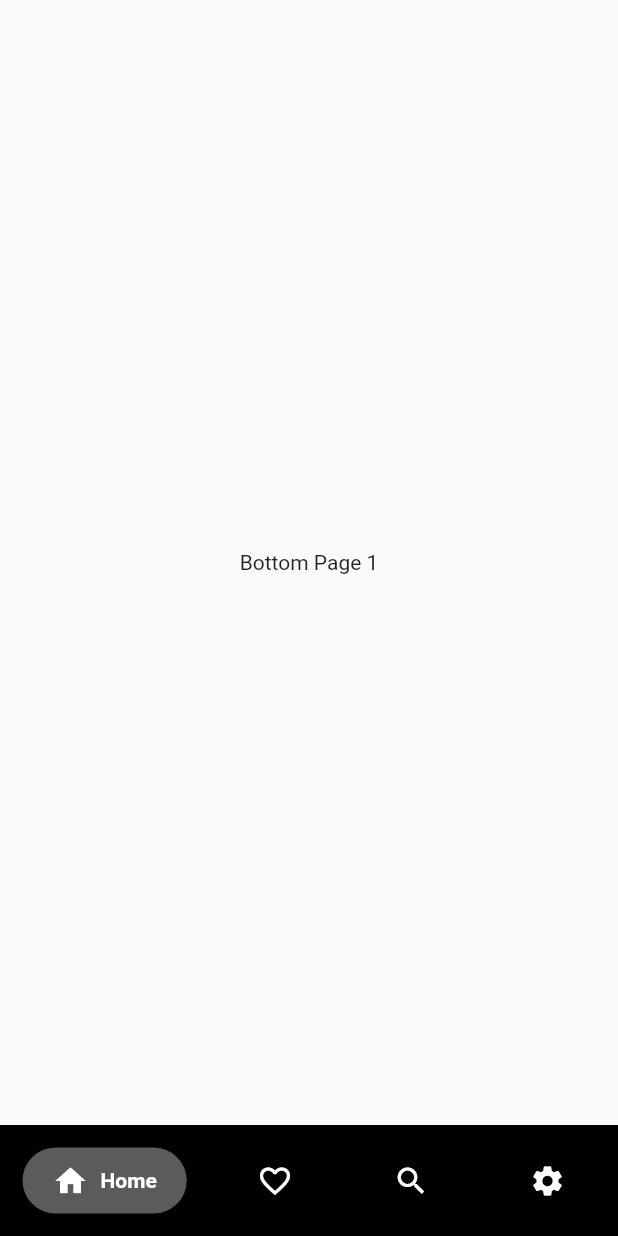
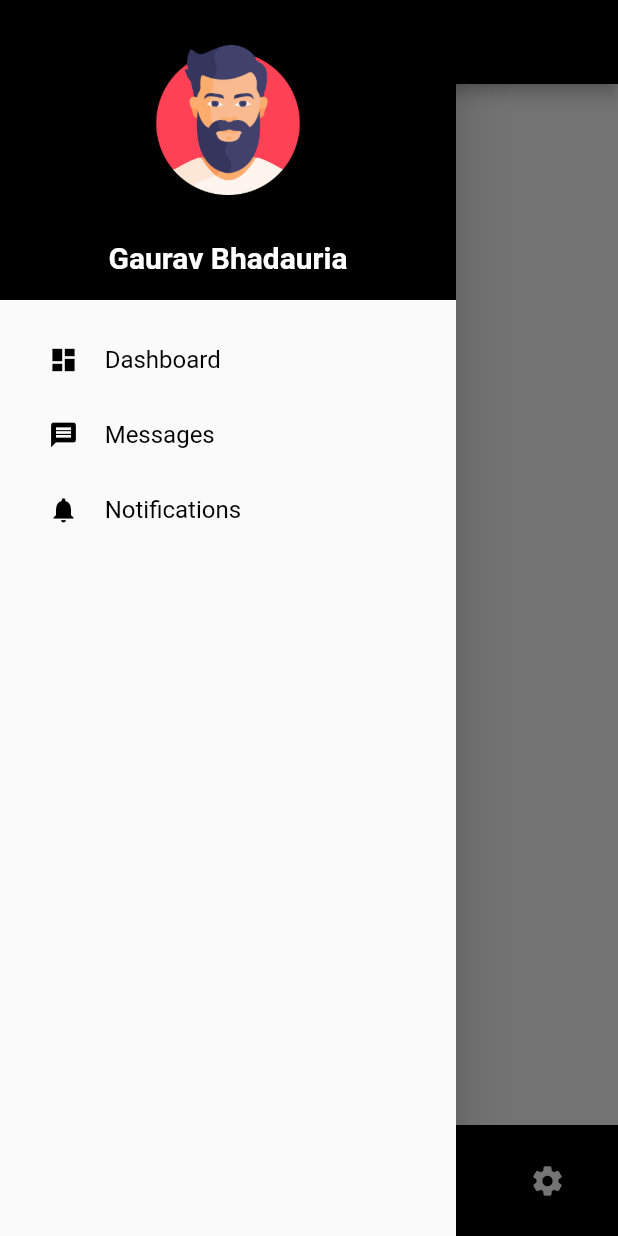
Before and after one commit to Gauravbhadauria/demoflutterapp, a Flutter app: the HomePage screen opened directly, with the side drawer open (before the commit the screen has no drawer), on a phone screen of 412 x 824 dp. Run offline on Flutter 3.47's test engine with Material 2 defaults, Android fonts, the light colour scheme and no system bars; drawn by our look-alikes of google_nav_bar; our stand-ins replace smooth_page_indicator.

Commit message:
drawer done

```diff
--- a/lib/main.dart
+++ b/lib/main.dart
@@ -12,6 +12,7 @@ class MyApp extends StatelessWidget {
   Widget build(BuildContext context) {
     return MaterialApp(
       home: const Splash(),
+      debugShowCheckedModeBanner: false,
     );
   }
 }
--- a/lib/src/bottom/bottom_page4.dart
+++ b/lib/src/bottom/bottom_page4.dart
@@ -11,7 +11,9 @@ class _nameState extends State<BottomPage4> {
   @override
   Widget build(BuildContext context) {
     return Container(
-      child: Center(child: Text('Bottom Page 4'),),
+      child: Center(
+        child: Text('Bottom Page 4'),
+      ),
     );
   }
 }
--- /dev/null
+++ b/lib/src/drawer/MyDrawerList.dart
@@ -0,0 +1,14 @@
+import 'package:flutter/material.dart';
+class MyDrawerList extends StatefulWidget {
+  const MyDrawerList({super.key});
+
+  @override
+  State<MyDrawerList> createState() => _nameState();
+}
+
+class _nameState extends State<MyDrawerList> {
+  @override
+  Widget build(BuildContext context) {
+    return Container();
+  }
+}
--- /dev/null
+++ b/lib/src/drawer/MyHeaderDrawer.dart
@@ -0,0 +1,46 @@
+import 'package:flutter/material.dart';
+
+class MyDrawerHeader extends StatefulWidget {
+  const MyDrawerHeader({super.key});
+
+  @override
+  State<MyDrawerHeader> createState() => _nameState();
+}
+
+class _nameState extends State<MyDrawerHeader> {
+  @override
+  Widget build(BuildContext context) {
+    return Container(
+      color: Colors.black,
+      height: 200,
+      child: Center(
+        child: Column(
+          children: [
+            Center(
+              child: Padding(
+                padding: EdgeInsets.symmetric(horizontal: 20, vertical: 30),
+                child: Image(
+                  image: AssetImage('assets/images/man.png'),
+                  height: 100,
+                  width: 100,
+                ),
+              ),
+            ),
+            Center(
+              child:  Text(
+                  'Gaurav Bhadauria',
+                  style: TextStyle(
+                    fontSize: 20,
+                    fontWeight: FontWeight.w600,
+                    color: Colors.white
+
+                  ),
+
+              ),
+            ),
+          ],
+        ),
+      ),
+    );
+  }
+}
--- a/lib/src/home_page.dart
+++ b/lib/src/home_page.dart
@@ -2,6 +2,7 @@ import 'package:demoflutterapp/src/bottom/bottom_page1.dart';
 import 'package:demoflutterapp/src/bottom/bottom_page2.dart';
 import 'package:demoflutterapp/src/bottom/bottom_page3.dart';
 import 'package:demoflutterapp/src/bottom/bottom_page4.dart';
+import 'package:demoflutterapp/src/drawer/MyHeaderDrawer.dart';
 import 'package:flutter/material.dart';
 import 'package:google_nav_bar/google_nav_bar.dart';
 
@@ -15,7 +16,9 @@ class HomePage extends StatefulWidget {
 class _nameState extends State<HomePage> {
   int _selectedIndex = 0;
   static const List<Widget> _widgetOptions = <Widget>[
-   BottomPage1(),BottomPage2(),BottomPage3(),
+    BottomPage1(),
+    BottomPage2(),
+    BottomPage3(),
     BottomPage4()
   ];
   @override
@@ -55,6 +58,57 @@ class _nameState extends State<HomePage> {
       body: Center(
         child: _widgetOptions.elementAt(_selectedIndex),
       ),
+      appBar: AppBar(
+        backgroundColor: Colors.black,
+        title: Text("Demo Flutter App"),
+      ),
+      drawer: Drawer(
+          child: SingleChildScrollView(
+        child: Container(
+            child: Column(
+          children: [MyDrawerHeader(), MyDrawerList()],
+        )),
+      )),
     );
   }
+
+  Widget MyDrawerList() {
+    return Container(
+        padding: EdgeInsets.only(top: 15),
+        child: Column(
+          children: [
+            menuItem(1, 'Dashboard', Icons.dashboard, false),
+            menuItem(2, 'Messages', Icons.message, false),
+            menuItem(3, 'Notifications', Icons.notifications, false),
+          ],
+        ));
   }
+
+  Widget menuItem(int id, String title, IconData icon, bool selected) {
+    return Material(
+        child: InkWell(
+      onTap: () {
+        print('clicked');
+      },
+      child: Padding(
+        padding: EdgeInsets.all(15.0),
+        child: Row(
+          children: [
+            Expanded(
+                child: Icon(
+              icon,
+              size: 20,
+              color: Colors.black,
+            )),
+            Expanded(
+                flex: 4,
+                child: Text(
+                  title,
+                  style: TextStyle(color: Colors.black, fontSize: 16),
+                ))
+          ],
+        ),
+      ),
+    ));
+  }
+}
--- a/pubspec.yaml
+++ b/pubspec.yaml
@@ -64,8 +64,8 @@ flutter:
   uses-material-design: true
 
   # To add assets to your application, add an assets section, like this:
-  # assets:
-  #   - images/a_dot_burr.jpeg
+  assets:
+    - assets/images/man.png
   #   - images/a_dot_ham.jpeg
 
   # An image asset can refer to one or more resolution-specific "variants", see
```
Also changed, not shown: assets/images/man.png (added). Lines whose indentation alone changed are shown as unchanged.
